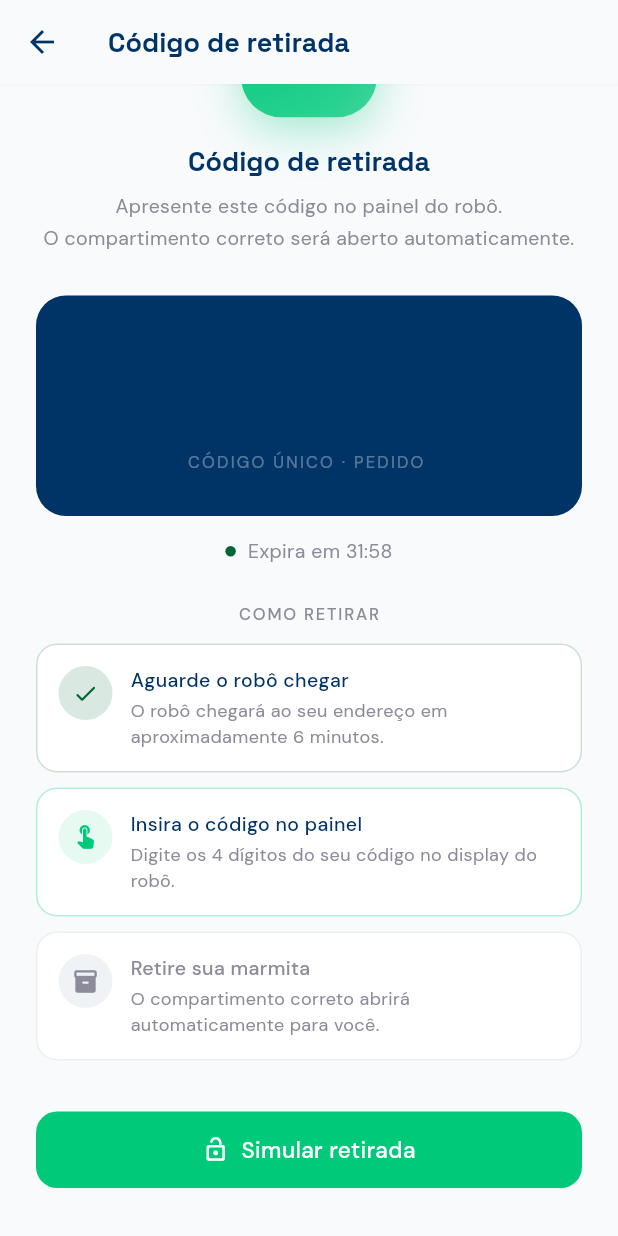
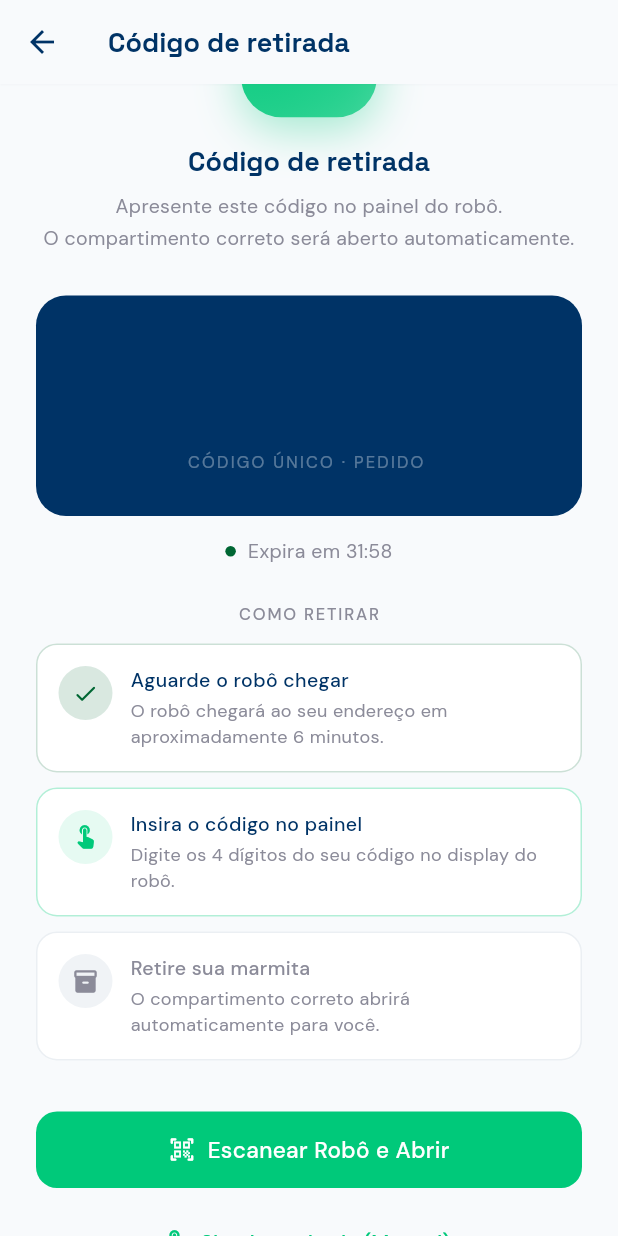
Before and after one commit to Santana-DS/unbot-delivery-system, a Flutter app: the CodeScreen screen opened directly with empty values, scrolled down 83 dp, on a phone screen of 412 x 824 dp. Run offline on Flutter 3.47's test engine with Material 3 defaults, Android fonts, the phone set to English and light mode, and no system bars; our stand-ins replace google_fonts; missing offline and left inert: mobile_scanner.

Commit message:
feat: implementa scanner de QR Code seguro e fluxo de autenticação MFA física
Migração do mobile_scanner para v5.0.0 (correção de bugs de lanterna e ciclo de vida da câmera).

Implementação de Prova de Presença: o scanner agora valida o código lido contra o OTP específico do pedido.

Refatoração da code_screen.dart para integrar o fluxo de escaneamento sem perder a opção de simulação manual.

Otimização de UI/UX para garantir acessibilidade dos botões de ação em diferentes tamanhos de tela.

```diff
--- a/robo_delivery/lib/screens/client/code_screen.dart
+++ b/robo_delivery/lib/screens/client/code_screen.dart
@@ -24,6 +24,7 @@
 import 'dart:async';
 import 'package:flutter/material.dart';
 import 'package:google_fonts/google_fonts.dart';
+import 'otp_unlock_screen.dart';
 import '../../theme/app_theme.dart';
 import '../../widgets/widgets.dart';
 import '../../services/api_service.dart';
@@ -135,6 +136,22 @@ class _CodeScreenState extends State<CodeScreen>
       // FIX #2 — unconditional reset: 503, timeout, or exception all release
       // the guard so the user can retry immediately without restarting the app.
       if (mounted) setState(() => _isValidating = false);
+    }
+  }
+
+  Future<void> _escanearERetirar() async {
+    // 1. Abre a câmera e aguarda a leitura
+    final scannedCode = await Navigator.push<String>(
+      context,
+      MaterialPageRoute(
+        builder: (_) => QrScannerScreen(expectedCode: _codeForValidation),
+      ),
+    );
+
+    // 2. Se o usuário escaneou algo e não cancelou, disparamos a validação
+    // O app envia o _codeForValidation que ele já tem guardado na memória.
+    if (scannedCode != null) {
+      await _handleSimularRetirada();
     }
   }
 
@@ -370,11 +387,30 @@ class _CodeScreenState extends State<CodeScreen>
             //
             // FIX #5: success branch now opens the rating sheet.
             if (!_codeUsed)
-              AppButton(
-                label: 'Simular retirada',
-                onTap: _handleSimularRetirada,
-                loading: _isValidating, // FIX #2
-                icon: Icons.lock_open_rounded,
+              Column(
+                children: [
+                  AppButton(
+                    label: 'Escanear Robô e Abrir',
+                    onTap: _escanearERetirar,
+                    loading: _isValidating,
+                    icon: Icons.qr_code_scanner_rounded,
+                  ),
+                  const SizedBox(height: 12),
+                  TextButton.icon(
+                    onPressed: _isValidating ? null : _handleSimularRetirada,
+                    icon: const Icon(Icons.touch_app_rounded, size: 18),
+                    label: Text(
+                      'Simular retirada (Manual)',
+                      style: GoogleFonts.dmSans(
+                        fontSize: 14,
+                        fontWeight: FontWeight.w500,
+                      ),
+                    ),
+                    style: TextButton.styleFrom(
+                      foregroundColor: AppColors.accent,
+                    ),
+                  ),
+                ],
               )
             else
               // FIX #5 — opens modal rating sheet instead of bare navigation.
```
Also changed, not shown: robo_delivery/lib/screens/client/otp_unlock_screen.dart (+114 -99 lines), robo_delivery/lib/services/api_service.dart (+34 -21 lines).
